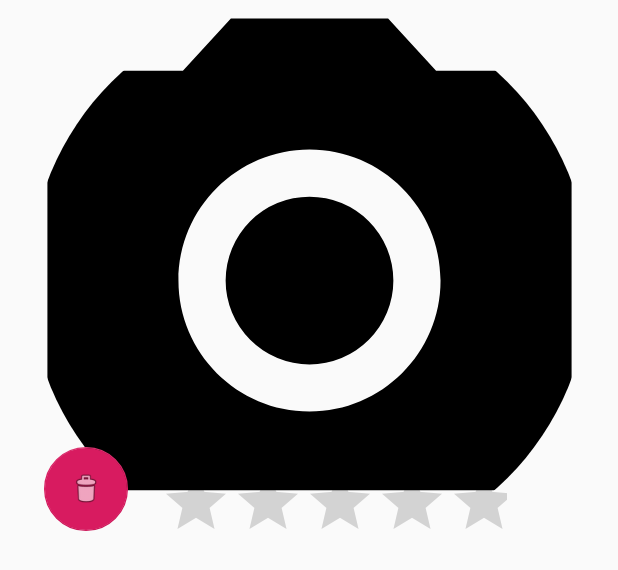
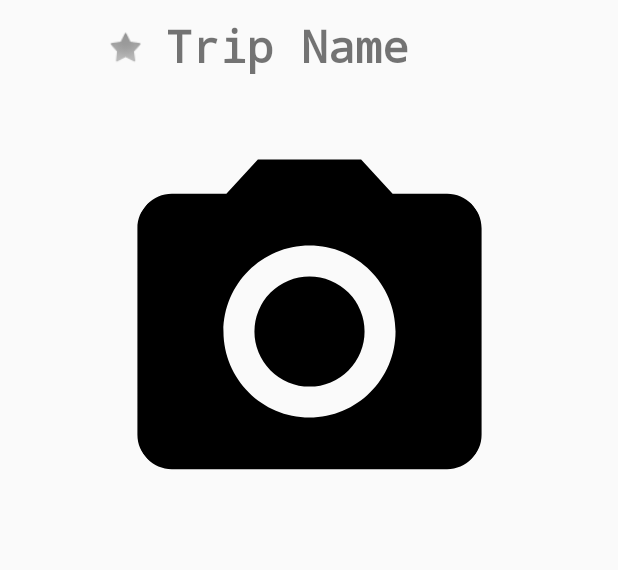
Before and after one commit to ioanapravai/Travel-Journal---Android, an Android app: the layout trip_item.xml on its own in the app's theme, with its tools: preview values and no code run, on a phone screen of 412 x 824 dp. Shown: the top 570 px of the screen. Run offline under Robolectric (Android 15) with nearby library versions, the phone set to English and light mode, and no system bars.

Commit message:
changed long press delete to swipe delete and changed the name of the app to Momento

```diff
--- a/app/src/main/java/com/example/traveljournal/MainActivity.java
+++ b/app/src/main/java/com/example/traveljournal/MainActivity.java
@@ -79,14 +79,13 @@ public class MainActivity extends AppCompatActivity implements NavigationView.On
         // menu should be considered as top level destinations.
         mAppBarConfiguration = new AppBarConfiguration.Builder(
                 R.id.nav_home, R.id.nav_gallery, R.id.nav_slideshow,
-                R.id.nav_tools, R.id.nav_share, R.id.nav_send)
+                R.id.nav_tools, R.id.nav_share, R.id.nav_send, R.id.nav_maps)
                 .setDrawerLayout(drawer)
                 .build();
         NavController navController = Navigation.findNavController(this, R.id.nav_host_fragment);
         NavigationUI.setupActionBarWithNavController(this, navController, mAppBarConfiguration);
         NavigationUI.setupWithNavController(navigationView, navController);
         updateNavHeader();
-       // Toast.makeText(this, FirebaseAuth.getInstance().getCurrentUser().getUid(), Toast.LENGTH_LONG).show();
         verifyPermissions();
     }
 
@@ -107,6 +106,8 @@ public class MainActivity extends AppCompatActivity implements NavigationView.On
         }
 
     }
+
+
 
 
     @Override
--- a/app/src/main/java/com/example/traveljournal/ui/home/NewTripFragment.java
+++ b/app/src/main/java/com/example/traveljournal/ui/home/NewTripFragment.java
@@ -51,7 +51,6 @@ import static android.widget.Toast.LENGTH_SHORT;
 public class NewTripFragment extends DialogFragment {
 
     private TextView textView;
-    private RatingBar ratingBar;
     private ImageView imageView;
     private Trip trip = new Trip();
     private static final int PICK_PHOTO = 914;
@@ -94,12 +93,10 @@ public class NewTripFragment extends DialogFragment {
                         dialogInterface = dialog;
                         // call the method on the parent activity when user click the positive button
                         textView = view.findViewById(R.id.tripName);
-                        ratingBar = view.findViewById(R.id.ratingBarTrip);
                         imageView = view.findViewById(R.id.imageView4);
                         storage = FirebaseStorage.getInstance();
                         storageReference = storage.getReference();
                         dataBase = FirebaseFirestore.getInstance();
-                        trip.setRating(ratingBar.getNumStars());
                         trip.setName(textView.getText().toString());
                         createTripId();
                         uploadImage();
--- a/app/src/main/res/layout/activity_trip_gallery.xml
+++ b/app/src/main/res/layout/activity_trip_gallery.xml
@@ -12,6 +12,7 @@
         android:layout_width="0dp"
         android:layout_height="180dp"
         android:layout_marginBottom="551dp"
+        app:cardBackgroundColor="#FDFBFB"
         app:layout_constraintBottom_toBottomOf="parent"
         app:layout_constraintEnd_toEndOf="parent"
         app:layout_constraintHorizontal_bias="0.0"
@@ -21,7 +22,7 @@
 
         <LinearLayout
             android:layout_width="match_parent"
-            android:layout_height="140dp"
+            android:layout_height="match_parent"
             android:orientation="vertical">
 
             <TextView
@@ -37,8 +38,7 @@
                     android:id="@+id/ImageViewTripIcon"
                     android:layout_width="128dp"
                     android:layout_height="100dp"
-                android:src="@drawable/logo"
-                ></de.hdodenhof.circleimageview.CircleImageView>
+                    android:src="@drawable/logo"></de.hdodenhof.circleimageview.CircleImageView>
 
 
                 <TextView
--- a/app/src/main/res/layout/trip_item.xml
+++ b/app/src/main/res/layout/trip_item.xml
@@ -4,7 +4,9 @@
     xmlns:tools="http://schemas.android.com/tools"
     android:layout_width="match_parent"
     android:layout_height="wrap_content"
-    android:orientation="vertical">
+    android:orientation="vertical"
+    android:paddingTop="10dp"
+    android:paddingBottom="20dp">
 
     <TextView
         android:id="@+id/tripName"
@@ -14,52 +16,39 @@
         android:text="Trip Name"
         android:textSize="30sp"
         android:textStyle="bold"
-        app:layout_constraintBottom_toBottomOf="parent"
+        app:layout_constraintBottom_toTopOf="@id/imageView3"
         app:layout_constraintEnd_toEndOf="parent"
-        app:layout_constraintHorizontal_bias="0.596"
+        app:layout_constraintHorizontal_bias="0.516"
         app:layout_constraintStart_toStartOf="parent"
         app:layout_constraintTop_toTopOf="parent"
-        app:layout_constraintVertical_bias="0.1" />
-
-    <RatingBar
-        android:id="@+id/rateTrip"
-        android:layout_width="231dp"
-        android:layout_height="43dp"
-        android:layout_marginEnd="48dp"
-        android:numStars="5"
-        app:layout_constraintBottom_toBottomOf="parent"
-        app:layout_constraintEnd_toEndOf="parent"
-        app:layout_constraintHorizontal_bias="0.803"
-        app:layout_constraintStart_toStartOf="parent"
-        app:layout_constraintTop_toBottomOf="@+id/tripName"
-        app:layout_constraintVertical_bias="0.856" />
+        app:layout_constraintVertical_bias="0.0" />
 
     <de.hdodenhof.circleimageview.CircleImageView
         android:id="@+id/imageView3"
-        android:layout_width="419dp"
-        android:layout_height="373dp"
+        android:layout_width="315dp"
+        android:layout_height="315dp"
+        android:paddingLeft="20dp"
+        android:paddingTop="20dp"
+        android:paddingRight="20dp"
+        android:paddingBottom="20dp"
         android:scaleType="centerCrop"
         app:layout_constraintBottom_toBottomOf="parent"
         app:layout_constraintEnd_toEndOf="parent"
-        app:layout_constraintHorizontal_bias="0.571"
         app:layout_constraintStart_toStartOf="parent"
         app:layout_constraintTop_toTopOf="parent"
-        app:layout_constraintVertical_bias="0.0"
+        app:layout_constraintVertical_bias="0.4"
         app:srcCompat="@drawable/ic_menu_camera" />
 
-    <com.google.android.material.floatingactionbutton.FloatingActionButton
-        android:id="@+id/floatingActionButton"
-        android:layout_width="wrap_content"
-        android:layout_height="wrap_content"
-        android:layout_marginStart="16dp"
-        android:layout_marginTop="298dp"
-        android:clickable="true"
-        app:layout_constraintBottom_toBottomOf="@+id/rateTrip"
-        app:layout_constraintEnd_toStartOf="@+id/rateTrip"
-        app:layout_constraintHorizontal_bias="0.375"
+    <ImageView
+        android:id="@+id/imageViewStar"
+        android:layout_width="31dp"
+        android:layout_height="33dp"
+        app:layout_constraintBottom_toBottomOf="parent"
+        app:layout_constraintEnd_toStartOf="@+id/tripName"
+        app:layout_constraintHorizontal_bias="0.86"
         app:layout_constraintStart_toStartOf="parent"
         app:layout_constraintTop_toTopOf="parent"
-        app:layout_constraintVertical_bias="1.0"
-        app:srcCompat="@android:drawable/ic_menu_delete" />
+        app:layout_constraintVertical_bias="0.013"
+        app:srcCompat="@android:drawable/star_off" />
 
 </androidx.constraintlayout.widget.ConstraintLayout>
--- a/app/src/main/res/menu/activity_main_drawer.xml
+++ b/app/src/main/res/menu/activity_main_drawer.xml
@@ -20,6 +20,11 @@
             android:id="@+id/nav_tools"
             android:icon="@drawable/ic_menu_manage"
             android:title="@string/menu_tools" />
+
+        <item
+            android:id="@+id/nav_maps"
+            android:icon="@drawable/ic_menu_manage"
+            android:title="@string/maps" />
     </group>
 
     <item android:title="Communicate">
--- a/app/src/main/res/navigation/mobile_navigation.xml
+++ b/app/src/main/res/navigation/mobile_navigation.xml
@@ -40,4 +40,9 @@
         android:name="com.example.traveljournal.ui.send.SendFragment"
         android:label="@string/menu_send"
         tools:layout="@layout/fragment_send" />
+    <fragment
+        android:id="@+id/nav_maps"
+        android:name="com.example.traveljournal.MapsActivity"
+        android:label="Map"
+        tools:layout="@layout/activity_maps" />
 </navigation>
--- a/app/src/main/res/values/strings.xml
+++ b/app/src/main/res/values/strings.xml
@@ -1,5 +1,5 @@
 <resources>
-    <string name="app_name">Travel Journal</string>
+    <string name="app_name">Momento</string>
     <string name="navigation_drawer_open">Open navigation drawer</string>
     <string name="navigation_drawer_close">Close navigation drawer</string>
     <string name="nav_header_title">Android Studio</string>
@@ -28,4 +28,6 @@
     <string name="hello_blank_fragment">Hello blank fragment</string>
     <string name="trip_name">Trip Name</string>
     <string name="test">TEST</string>
+    <string name="title_activity_maps">Map</string>
+    <string name="maps">maps</string>
 </resources>
```
Also changed, not shown: app/src/debug/res/values/google_maps_api.xml (added, +24 -0 lines), app/src/main/AndroidManifest.xml (+22 -0 lines), app/src/main/java/com/example/traveljournal/MapsActivity.java (added, +66 -0 lines), app/src/main/java/com/example/traveljournal/Trip.java (+0 -11 lines), app/src/main/java/com/example/traveljournal/TripItemViewHolder.java (+8 -36 lines), app/src/main/java/com/example/traveljournal/ui/home/HomeFragment.java (+38 -3 lines), app/src/main/java/com/example/traveljournal/utils/Country.java (added, +5 -0 lines), app/src/main/res/layout/activity_maps.xml (added, +9 -0 lines), app/src/main/res/layout/fragment_new_trip.xml (+0 -9 lines), 1 other file. Lines whose indentation alone changed are shown as unchanged.
